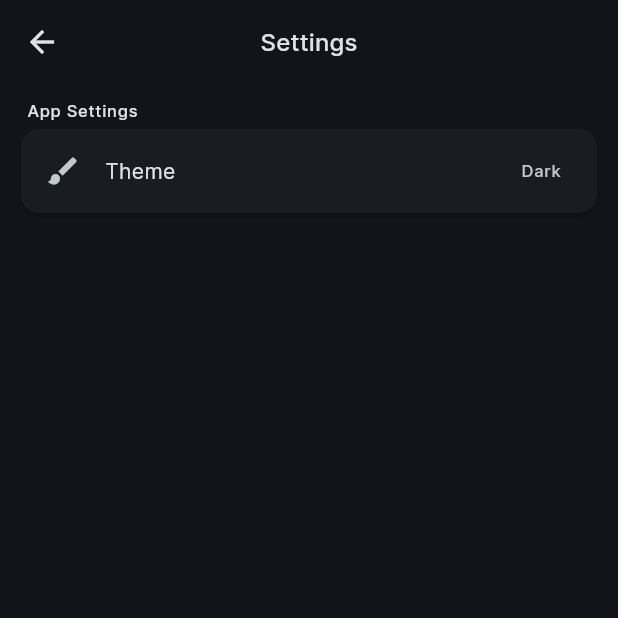
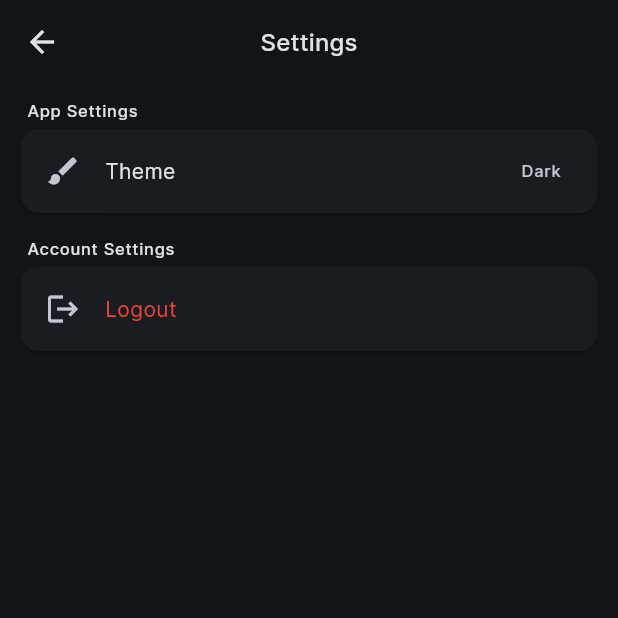
Before and after one commit to AdivonSlav/wordsmith-clients, a Flutter app: the SettingsScreenWidget screen opened directly, on a phone screen of 412 x 824 dp, the top half of it. Run offline on Flutter 3.47's test engine with Material 3 defaults, Android fonts, the phone set to English and light mode, and no system bars; our stand-ins replace adaptive_theme, flutter_secure_storage; missing offline and left inert: file_selector, window_manager; accounts and stored records are empty; generated files the repository leaves out were written again.

Commit message:
add logout option to settings screen

```diff
--- a/wordsmith_mobile/lib/screens/settings_screen.dart
+++ b/wordsmith_mobile/lib/screens/settings_screen.dart
@@ -1,4 +1,5 @@
 import 'package:flutter/material.dart';
+import 'package:wordsmith_mobile/widgets/settings_logout.dart';
 import 'package:wordsmith_mobile/widgets/settings_theme.dart';
 
 class SettingsScreenWidget extends StatefulWidget {
@@ -45,6 +46,21 @@ class SettingsScreenWidgetState extends State<SettingsScreenWidget> {
                 const SettingsThemeWidget(),
               ]),
             ),
+            const SizedBox(
+              height: 12.0,
+            ),
+            Padding(
+              padding: const EdgeInsets.symmetric(horizontal: 8.0),
+              child: Text(
+                "Account Settings",
+                style: theme.textTheme.labelSmall,
+              ),
+            ),
+            Card(
+              child: Column(children: <Widget>[
+                const SettingsLogoutWidget(),
+              ]),
+            ),
           ],
         ),
       ),
--- /dev/null
+++ b/wordsmith_mobile/lib/widgets/settings_logout.dart
@@ -0,0 +1,27 @@
+import 'package:flutter/material.dart';
+import 'package:provider/provider.dart';
+import 'package:wordsmith_mobile/widgets/settings_tile_button.dart';
+import 'package:wordsmith_utils/providers/user_login_provider.dart';
+
+class SettingsLogoutWidget extends StatelessWidget {
+  const SettingsLogoutWidget({super.key});
+
+  @override
+  Widget build(BuildContext context) {
+    final UserLoginProvider userLoginProvider =
+        context.read<UserLoginProvider>();
+
+    return SettingsTileButtonWidget(
+      title: "Logout",
+      leading: const Icon(Icons.logout),
+      textColor: Colors.red,
+      onTapCallback: () async {
+        await userLoginProvider.eraseLogin();
+
+        if (context.mounted) {
+          Navigator.of(context).pop();
+        }
+      },
+    );
+  }
+}
--- a/wordsmith_mobile/lib/widgets/settings_tile_button.dart
+++ b/wordsmith_mobile/lib/widgets/settings_tile_button.dart
@@ -4,14 +4,17 @@ class SettingsTileButtonWidget extends StatelessWidget {
   final String title;
   final Widget? leading;
   final Widget? trailing;
+  final Color? textColor;
   final void Function()? onTapCallback;
 
-  const SettingsTileButtonWidget(
-      {super.key,
-      required this.title,
-      this.leading,
-      this.trailing,
-      this.onTapCallback});
+  const SettingsTileButtonWidget({
+    super.key,
+    required this.title,
+    this.leading,
+    this.trailing,
+    this.textColor,
+    this.onTapCallback,
+  });
 
   @override
   Widget build(BuildContext context) {
@@ -23,6 +26,7 @@ class SettingsTileButtonWidget extends StatelessWidget {
       leading: leading,
       trailing: trailing,
       onTap: onTapCallback,
+      textColor: textColor,
     );
   }
 }
```
